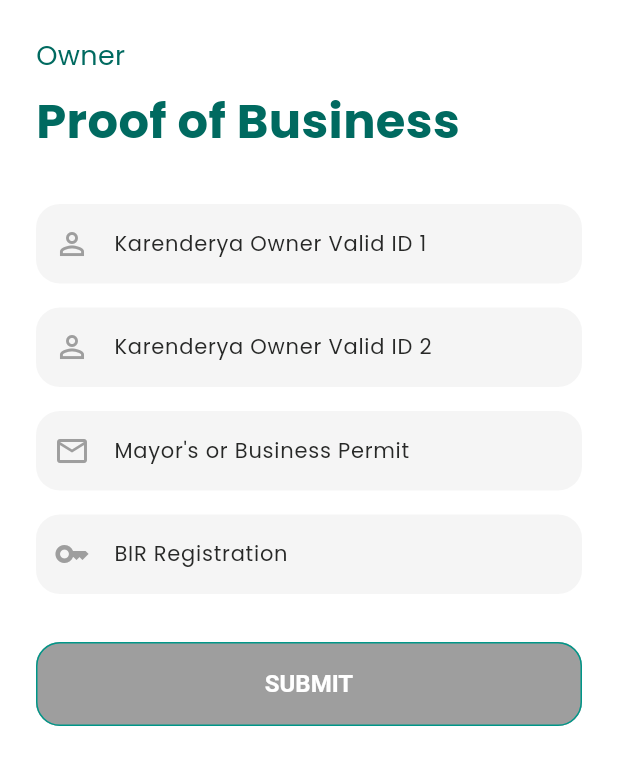
After one commit to Dioooooooooooooooo/Tomnam_Client, a Flutter app: the ProofOfBusinessPage screen opened by its route, on a phone screen of 412 x 824 dp. The commit adds this screen. Shown: the top 765 px of the screen. Run offline on Flutter 3.47's test engine with Material 3 defaults, Android fonts, the phone set to English and light mode, and no system bars; our stand-ins replace logger, shared_preferences, table_calendar; accounts and stored records are empty; project files that could hold a hidden picture were left out.

Commit message:
Layouts for owner side registration

```diff
--- a/tomnam/lib/data/services/api_service.dart
+++ b/tomnam/lib/data/services/api_service.dart
@@ -8,7 +8,7 @@ class ApiService {
   static final _logger = Logger(
     printer: PrettyPrinter(),
   );
-  static const String baseURL = 'http://192.168.254.104:5144';
+  static const String baseURL = 'https://complete-tick-cleanly.ngrok-free.app';
   static const String apiURL = '$baseURL/api';
 
   // GET request example with token
--- /dev/null
+++ b/tomnam/lib/features/authentication/screens/proof_of_business_page.dart
@@ -0,0 +1,131 @@
+import 'package:flutter/material.dart';
+
+class ProofOfBusinessPage extends StatefulWidget {
+  const ProofOfBusinessPage({super.key});
+
+  @override
+  State<ProofOfBusinessPage> createState() => _ProofOfBusinessPageState();
+}
+
+class _ProofOfBusinessPageState extends State<ProofOfBusinessPage> {
+  @override
+  Widget build(BuildContext context) {
+    return Scaffold(
+      body: SafeArea(
+        child: SingleChildScrollView(
+          padding: const EdgeInsets.all(24.0),
+          child: Form(
+            // key: _formKey,
+            child: Column(
+              crossAxisAlignment: CrossAxisAlignment.start,
+              children: [
+                const Text(
+                  'Owner',
+                  style: TextStyle(
+                    color: Color(0xFF006A60),
+                    fontSize: 18,
+                  ),
+                ),
+                const SizedBox(height: 8),
+                const Text(
+                  'Proof of Business',
+                  style: TextStyle(
+                    color: Color(0xFF006A60),
+                    fontSize: 32,
+                    fontWeight: FontWeight.bold,
+                  ),
+                ),
+                const SizedBox(height: 32),
+                _buildTextField(
+                  // controller: _firstNameController,
+                  label: 'Karenderya Owner Valid ID 1',
+                  icon: Icons.person_outline,
+                ),
+                const SizedBox(height: 16),
+                _buildTextField(
+                  // controller: _lastNameController,
+                  label: 'Karenderya Owner Valid ID 2',
+                  icon: Icons.person_outline,
+                ),
+                const SizedBox(height: 16),
+                _buildTextField(
+                  // controller: _emailController,
+                  label: 'Mayor\'\s or Business Permit',
+                  icon: Icons.email_outlined,
+                  keyboardType: TextInputType.datetime,
+                ),
+                const SizedBox(height: 16),
+                _buildTextField(
+                  // controller: _passwordController,
+                  label: 'BIR Registration',
+                  icon: Icons.key_outlined,
+                ),
+                const SizedBox(height: 32),
+                SizedBox(
+                  width: double.infinity,
+                  height: 56,
+                  child: ElevatedButton(
+                    // onPressed: Navigator.of(context).popAndPushNamed();
+                    onPressed: null,
+                    style: ElevatedButton.styleFrom(
+                      backgroundColor: const Color(0xFFFFA62B),
+                      shape: RoundedRectangleBorder(
+                        borderRadius: BorderRadius.circular(16),
+                      ),
+                    ),
+                    child: const Text(
+                      'SUBMIT',
+                      style: TextStyle(
+                        color: Colors.white,
+                        fontSize: 16,
+                        fontWeight: FontWeight.bold,
+                      ),
+                    ),
+                  ),
+                ),
+              ],
+            ),
+          ),
+        ),
+      ),
+    );
+  }
+
+  Widget _buildTextField({
+    // required TextEditingController controller,
+    required String label,
+    required IconData icon,
+    bool isPassword = false,
+    TextInputType? keyboardType,
+  }) {
+    return TextFormField(
+      // controller: controller,
+      obscureText: isPassword,
+      keyboardType: keyboardType,
+      decoration: InputDecoration(
+        filled: true,
+        fillColor: Colors.grey[100],
+        prefixIcon: Icon(icon, color: Colors.grey),
+        hintText: label,
+        border: OutlineInputBorder(
+          borderRadius: BorderRadius.circular(16),
+          borderSide: BorderSide.none,
+        ),
+        enabledBorder: OutlineInputBorder(
+          borderRadius: BorderRadius.circular(16),
+          borderSide: BorderSide.none,
+        ),
+        focusedBorder: OutlineInputBorder(
+          borderRadius: BorderRadius.circular(16),
+          borderSide: const BorderSide(color: Color(0xFF006A60)),
+        ),
+      ),
+      validator: (value) {
+        if (value == null || value.isEmpty) {
+          return 'Please enter $label';
+        }
+        return null;
+      },
+    );
+  }
+}
--- a/tomnam/lib/main.dart
+++ b/tomnam/lib/main.dart
@@ -3,6 +3,7 @@ import 'package:tomnam/commons/widgets/karenderya_display_widget.dart';
 import 'package:tomnam/features/authentication/screens/customer_registration_page.dart';
 import 'package:tomnam/features/authentication/screens/login_page.dart';
 import 'package:tomnam/features/authentication/screens/owner_registration_page.dart';
+import 'package:tomnam/features/authentication/screens/proof_of_business_page.dart';
 import 'package:tomnam/features/calendar/screens/calendar_page.dart';
 import 'package:tomnam/features/karenderya_search/screens/search_page.dart';
 import 'package:tomnam/features/profile_management/screens/behavior_score_page.dart';
@@ -14,6 +15,7 @@ import 'package:tomnam/features/home/screens/main_page.dart';
 import 'package:tomnam/features/home/screens/store_page.dart';
 import 'package:tomnam/features/profile_management/screens/profile_page.dart';
 import 'package:tomnam/utils/theme/theme.dart';
+import 'features/authentication/screens/karenderya_registration_page.dart';
 import 'features/authentication/screens/welcome_page.dart';
 import '/utils/constants/routes.dart';
 
@@ -38,6 +40,9 @@ class MyApp extends StatelessWidget {
         loginRoute: (context) => const LoginPage(),
         customerRegisterRoute: (context) => const CustomerRegistrationPage(),
         ownerRegisterRoute: (context) => const OwnerRegistrationPage(),
+        karenderyaRegisterRoute: (context) =>
+            const KarenderyaRegistrationPage(),
+        proofOfBusinessRoute: (context) => const ProofOfBusinessPage(),
         homeRoute: (context) => const HomePage(),
         storeRoute: (context) => const StorePage(),
         reserveFoodRoute: (context) => const ReserveFoodPage(),
--- a/tomnam/lib/utils/constants/routes.dart
+++ b/tomnam/lib/utils/constants/routes.dart
@@ -2,6 +2,8 @@ const welcomeRoute = '/welcome/';
 const loginRoute = '/login/';
 const customerRegisterRoute = '/customer_register/';
 const ownerRegisterRoute = '/owner-register/';
+const karenderyaRegisterRoute = '/karenderya_register/';
+const proofOfBusinessRoute = '/proof_of_business/';
 const homeRoute = '/home/';
 const storeRoute = '/store/';
 const reserveFoodRoute = '/reserve-food/';
```
Also changed, not shown: tomnam/lib/commons/widgets/register_inputfield_widget.dart (added, +46 -0 lines), tomnam/lib/features/authentication/screens/karenderya_registration_page.dart (added, +135 -0 lines), tomnam/lib/features/authentication/screens/owner_registration_page.dart (+56 -66 lines).
